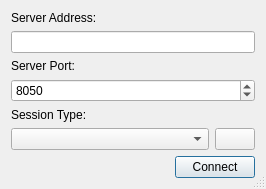
This is source/client/ui/client_dialog.ui in dchapyshev/aspia as Qt 5 draws it before an edit. The edited form follows.
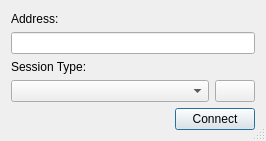
This is the edited form. Icons and pictures are not drawn.

Commit message: - The "port" field has been removed.

```diff
--- a/source/client/ui/client_dialog.ui
+++ b/source/client/ui/client_dialog.ui
@@ -7,7 +7,7 @@
     <x>0</x>
     <y>0</y>
     <width>266</width>
-    <height>186</height>
+    <height>141</height>
    </rect>
   </property>
   <property name="sizePolicy">
@@ -28,7 +28,7 @@
      <item>
       <widget class="QLabel" name="label_address">
        <property name="text">
-        <string>Server Address:</string>
+        <string>Address:</string>
        </property>
       </widget>
      </item>
@@ -39,26 +39,6 @@
        </property>
       </widget>
      </item>
-     <item>
-      <widget class="QLabel" name="label_port">
-       <property name="text">
-        <string>Server Port:</string>
-       </property>
-      </widget>
-     </item>
-     <item>
-      <widget class="QSpinBox" name="spin_port">
-       <property name="minimum">
-        <number>1</number>
-       </property>
-       <property name="maximum">
-        <number>65534</number>
-       </property>
-       <property name="value">
-        <number>8050</number>
-       </property>
-      </widget>
-     </item>
      <item>
       <widget class="QLabel" name="label_session_type">
        <property name="text">
```
Left out of the diff: 2 changed lines with no effect on the pictures. The commit also changes 5 other files.
